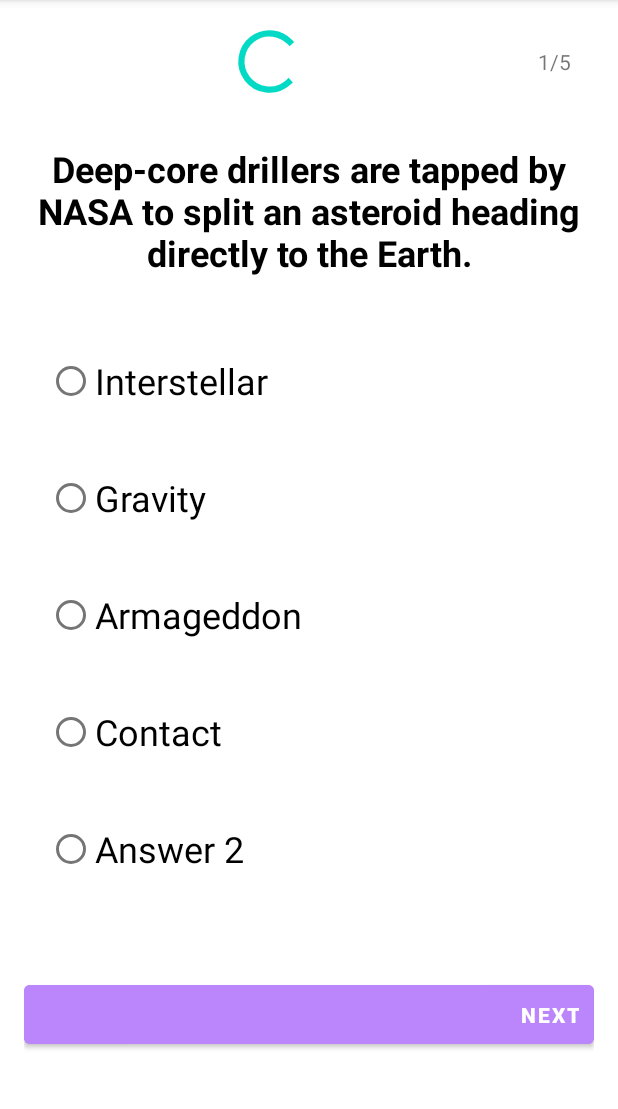
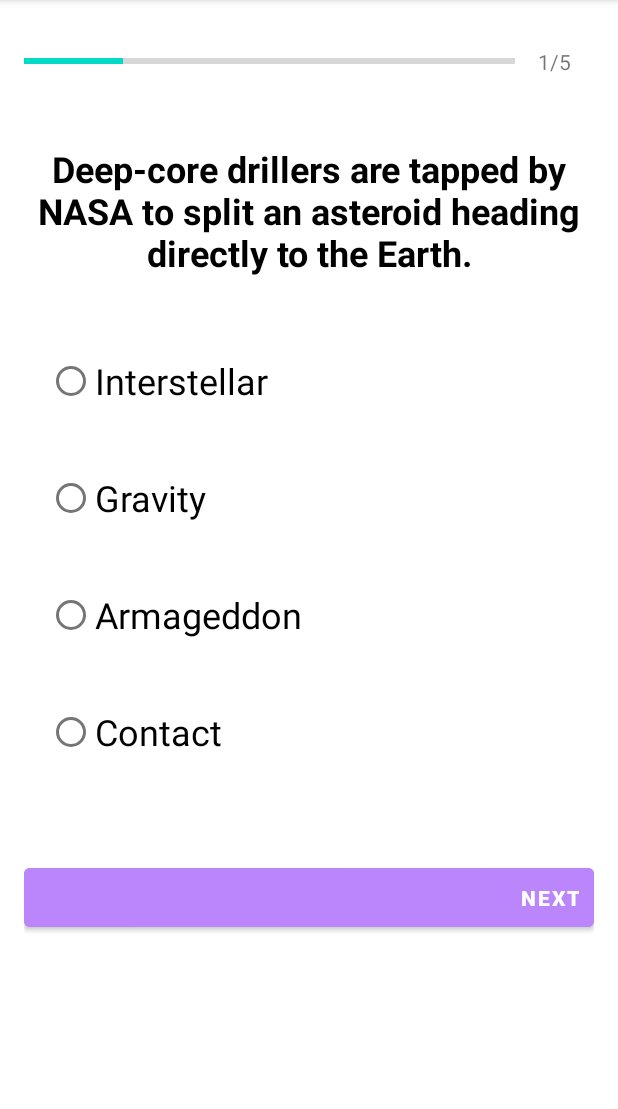
Before and after one commit to noah-erasmus/QuizzApp, an Android app: the AnswerActivity screen opened directly, with no data from a screen before it, on a phone screen of 412 x 824 dp, the part 84-1193 px from its top. Run offline under Robolectric (Android 15) with nearby library versions, the phone set to English and light mode, and no system bars.

Commit message:
Complete first question

```diff
--- a/app/src/main/java/com/example/quizzapp/AnswerActivity.kt
+++ b/app/src/main/java/com/example/quizzapp/AnswerActivity.kt
@@ -2,6 +2,8 @@
 
 import androidx.appcompat.app.AppCompatActivity
 import android.os.Bundle
+import android.widget.RadioButton
+import android.widget.Toast
 import kotlinx.android.synthetic.main.activity_answer.*
 
 class AnswerActivity : AppCompatActivity() {
@@ -22,5 +24,16 @@
 
         progressbar.progress = questionNumber
         progress.text = "$questionNumber" + "/" + questionslist.size
+
+        var answer: RadioButton
+        answer_submit.setOnClickListener{
+            var id: Int = answer_options.checkedRadioButtonId
+            if(id != 1){
+                answer = findViewById(id)
+                Toast.makeText(this, "Checked answer: ${answer.text}", Toast.LENGTH_SHORT).show()
+            }else{
+                Toast.makeText(this, "Please select your answer.", Toast.LENGTH_SHORT).show()
+            }
+        }
     }
 }
--- a/app/src/main/res/layout/activity_answer.xml
+++ b/app/src/main/res/layout/activity_answer.xml
@@ -21,6 +21,7 @@
 
             <ProgressBar
                 android:id="@+id/progressbar"
+                style="@style/Widget.AppCompat.ProgressBar.Horizontal"
                 android:layout_width="wrap_content"
                 android:layout_height="wrap_content"
                 android:layout_weight="1"
@@ -106,19 +107,12 @@
 
             </RadioButton>
 
-            <RadioButton
-                android:id="@+id/answer5"
-                android:layout_width="wrap_content"
-                android:layout_height="wrap_content"
-                android:text="Answer 2"
-                android:textSize="24sp"
-                android:layout_marginBottom="30dp">
 
-            </RadioButton>
 
         </RadioGroup>
 
         <Button
+            android:id="@+id/answer_submit"
             android:layout_width="match_parent"
             android:layout_height="wrap_content"
             android:layout_marginTop="15dp"
```
